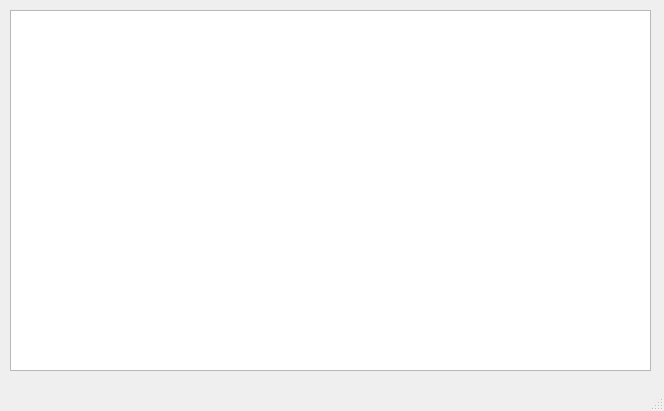
elizaveta-p/coffee, file main.ui: the form before one commit.
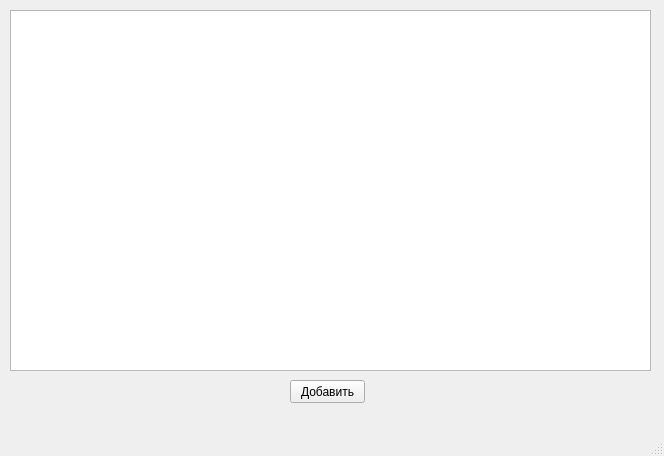
The form after the commit.

Diff of the .ui file:
```diff
--- a/main.ui
+++ b/main.ui
@@ -7,7 +7,7 @@
     <x>0</x>
     <y>0</y>
     <width>664</width>
-    <height>411</height>
+    <height>456</height>
    </rect>
   </property>
   <property name="windowTitle">
@@ -24,6 +24,19 @@
      </rect>
     </property>
    </widget>
+   <widget class="QPushButton" name="button">
+    <property name="geometry">
+     <rect>
+      <x>290</x>
+      <y>380</y>
+      <width>75</width>
+      <height>23</height>
+     </rect>
+    </property>
+    <property name="text">
+     <string>Добавить</string>
+    </property>
+   </widget>
   </widget>
   <widget class="QMenuBar" name="menubar">
    <property name="geometry">
```
